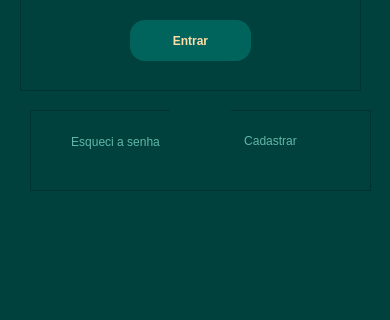
First picture: the form in login.ui, repository kemicz/Plusfit-P.I, before the edit; both pictures show x 0 to 390 and y 460 to 780 of the 390 by 780 pixel window.
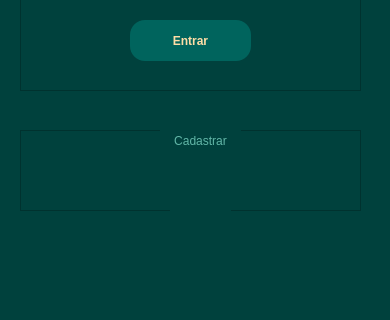
Second picture: the form after the edit. Icons and pictures are not drawn.

```diff
--- a/login.ui
+++ b/login.ui
@@ -215,8 +215,8 @@
   <widget class="QFrame" name="frame_4">
    <property name="geometry">
     <rect>
-     <x>30</x>
-     <y>570</y>
+     <x>20</x>
+     <y>590</y>
      <width>341</width>
      <height>81</height>
     </rect>
@@ -230,8 +230,8 @@
    <widget class="QLabel" name="label_4">
     <property name="geometry">
      <rect>
-      <x>140</x>
-      <y>0</y>
+      <x>150</x>
+      <y>20</y>
       <width>61</width>
       <height>61</height>
      </rect>
@@ -249,8 +249,8 @@
    <widget class="QPushButton" name="cadastrarlog">
     <property name="geometry">
      <rect>
-      <x>200</x>
-      <y>20</y>
+      <x>140</x>
+      <y>0</y>
       <width>81</width>
       <height>21</height>
      </rect>
@@ -266,28 +266,6 @@
      <string>Cadastrar</string>
     </property>
    </widget>
-   <widget class="QPushButton" name="esquecisenha">
-    <property name="geometry">
-     <rect>
-      <x>30</x>
-      <y>20</y>
-      <width>111</width>
-      <height>23</height>
-     </rect>
-    </property>
-    <property name="styleSheet">
-     <string notr="true">#esquecisenha{
-	font: 9pt &quot;Georgia&quot;;
-	border:none;
-	color:#61B6A7;
-}
-
-</string>
-    </property>
-    <property name="text">
-     <string>Esqueci a senha</string>
-    </property>
-   </widget>
   </widget>
   <zorder>label</zorder>
   <zorder>frame</zorder>
```
